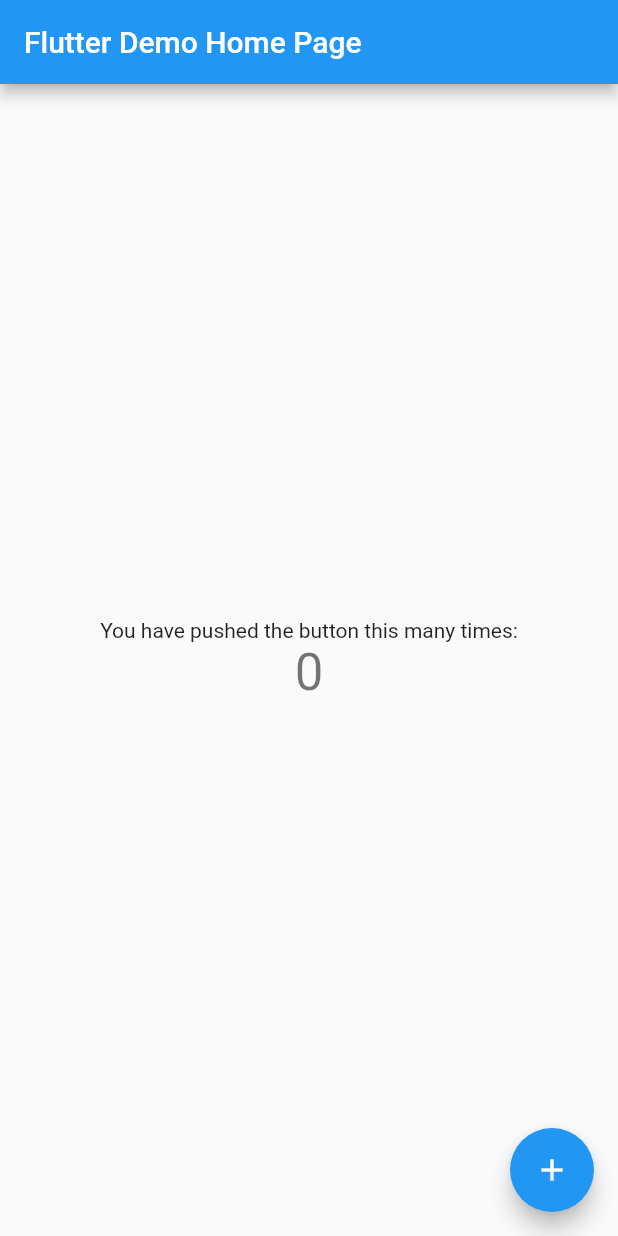
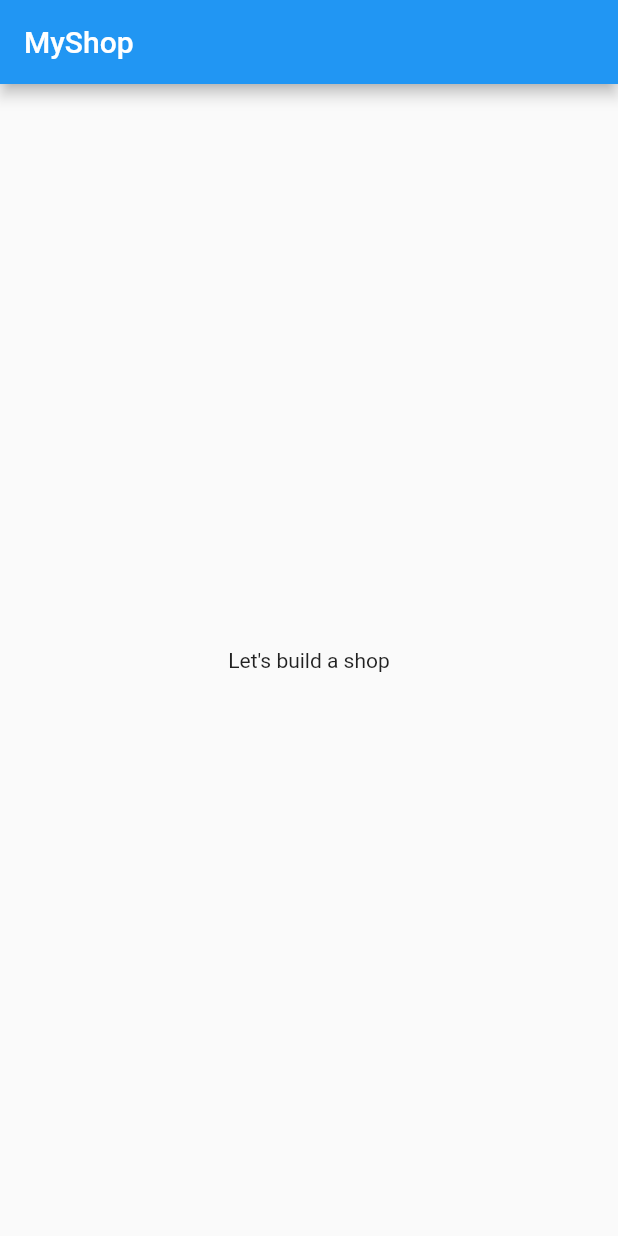
Before and after one commit to akashpatra/udemy_flutter_maximilian_shopping, a Flutter app: the screen it shows after launch, on a phone screen of 412 x 824 dp. Run offline on Flutter 3.47's test engine with Material 2 defaults, Android fonts, the phone set to English and light mode, and no system bars.

Commit message:
feat: Removed the unused comments and code. Made it simple.

```diff
--- a/lib/main.dart
+++ b/lib/main.dart
@@ -3,109 +3,28 @@ import 'package:flutter/material.dart';
 void main() => runApp(MyApp());
 
 class MyApp extends StatelessWidget {
-  // This widget is the root of your application.
   @override
   Widget build(BuildContext context) {
     return MaterialApp(
-      title: 'Flutter Demo',
+      title: 'MyShop',
       theme: ThemeData(
-        // This is the theme of your application.
-        //
-        // Try running your application with "flutter run". You'll see the
-        // application has a blue toolbar. Then, without quitting the app, try
-        // changing the primarySwatch below to Colors.green and then invoke
-        // "hot reload" (press "r" in the console where you ran "flutter run",
-        // or simply save your changes to "hot reload" in a Flutter IDE).
-        // Notice that the counter didn't reset back to zero; the application
-        // is not restarted.
         primarySwatch: Colors.blue,
       ),
-      home: MyHomePage(title: 'Flutter Demo Home Page'),
+      home: MyHomePage(),
     );
   }
 }
 
-class MyHomePage extends StatefulWidget {
-  MyHomePage({Key key, this.title}) : super(key: key);
-
-  // This widget is the home page of your application. It is stateful, meaning
-  // that it has a State object (defined below) that contains fields that affect
-  // how it looks.
-
-  // This class is the configuration for the state. It holds the values (in this
-  // case the title) provided by the parent (in this case the App widget) and
-  // used by the build method of the State. Fields in a Widget subclass are
-  // always marked "final".
-
-  final String title;
-
-  @override
-  _MyHomePageState createState() => _MyHomePageState();
-}
-
-class _MyHomePageState extends State<MyHomePage> {
-  int _counter = 0;
-
-  void _incrementCounter() {
-    setState(() {
-      // This call to setState tells the Flutter framework that something has
-      // changed in this State, which causes it to rerun the build method below
-      // so that the display can reflect the updated values. If we changed
-      // _counter without calling setState(), then the build method would not be
-      // called again, and so nothing would appear to happen.
-      _counter++;
-    });
-  }
-
+class MyHomePage extends StatelessWidget {
   @override
   Widget build(BuildContext context) {
-    // This method is rerun every time setState is called, for instance as done
-    // by the _incrementCounter method above.
-    //
-    // The Flutter framework has been optimized to make rerunning build methods
-    // fast, so that you can just rebuild anything that needs updating rather
-    // than having to individually change instances of widgets.
     return Scaffold(
       appBar: AppBar(
-        // Here we take the value from the MyHomePage object that was created by
-        // the App.build method, and use it to set our appbar title.
-        title: Text(widget.title),
+        title: Text('MyShop'),
       ),
       body: Center(
-        // Center is a layout widget. It takes a single child and positions it
-        // in the middle of the parent.
-        child: Column(
-          // Column is also a layout widget. It takes a list of children and
-          // arranges them vertically. By default, it sizes itself to fit its
-          // children horizontally, and tries to be as tall as its parent.
-          //
-          // Invoke "debug painting" (press "p" in the console, choose the
-          // "Toggle Debug Paint" action from the Flutter Inspector in Android
-          // Studio, or the "Toggle Debug Paint" command in Visual Studio Code)
-          // to see the wireframe for each widget.
-          //
-          // Column has various properties to control how it sizes itself and
-          // how it positions its children. Here we use mainAxisAlignment to
-          // center the children vertically; the main axis here is the vertical
-          // axis because Columns are vertical (the cross axis would be
-          // horizontal).
-          mainAxisAlignment: MainAxisAlignment.center,
-          children: <Widget>[
-            Text(
-              'You have pushed the button this many times:',
-            ),
-            Text(
-              '$_counter',
-              style: Theme.of(context).textTheme.display1,
-            ),
-          ],
-        ),
+        child: Text('Let\'s build a shop'),
       ),
-      floatingActionButton: FloatingActionButton(
-        onPressed: _incrementCounter,
-        tooltip: 'Increment',
-        child: Icon(Icons.add),
-      ), // This trailing comma makes auto-formatting nicer for build methods.
     );
   }
 }
```
